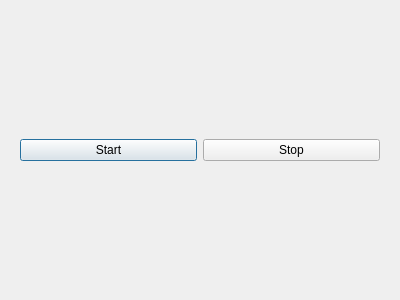
Qt form simulator.ui (Specter-13/icp-mqtt-project) before a commit.
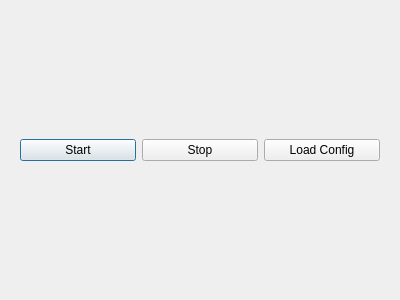
The same form after that commit.

Commit message: simulator loads config from file

Diff of the .ui file:
```diff
--- a/simulator.ui
+++ b/simulator.ui
@@ -31,6 +31,13 @@
         </property>
        </widget>
       </item>
+      <item>
+       <widget class="QPushButton" name="configButton">
+        <property name="text">
+         <string>Load Config</string>
+        </property>
+       </widget>
+      </item>
      </layout>
     </widget>
    </item>
```
The commit also changes 3 other files.
